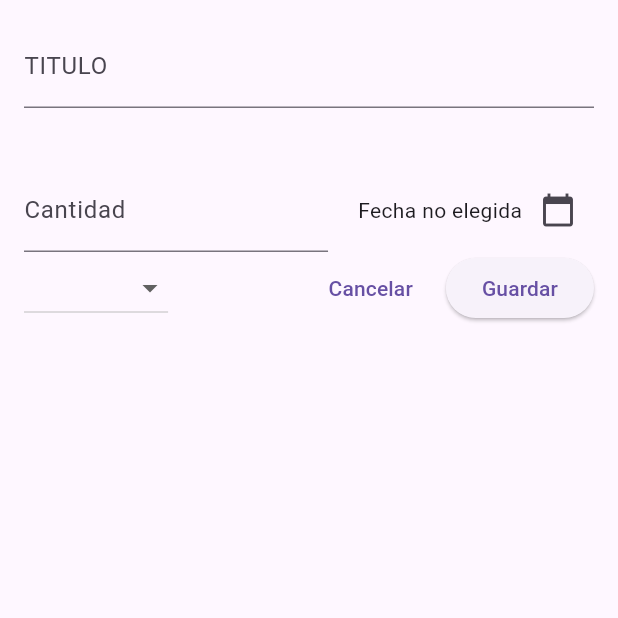
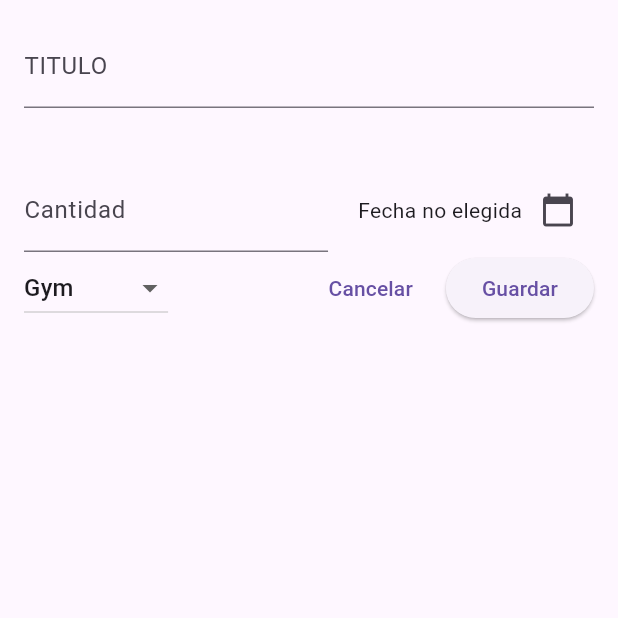
Before and after one commit to May-ecr/superSuperGeniales, a Flutter app: the Cuestionario screen opened directly, on a phone screen of 412 x 824 dp, the top half of it. Run offline on Flutter 3.47's test engine with Material 3 defaults, Android fonts, the phone set to English and light mode, and no system bars; our stand-ins replace fl_chart.

Commit message:
cambio 7.1

```diff
--- a/proyectofinal/lib/cuestionario.dart
+++ b/proyectofinal/lib/cuestionario.dart
@@ -21,7 +21,7 @@ final TextEditingController _tituloControlador = TextEditingController();
 final TextEditingController _cantidadControlador = TextEditingController();
 //variablespara guardar lo que pone el usuario
 
-String _seleccionarCategoria = "DIVIS";
+String _seleccionarCategoria = "Gym";
 
 // h  variable para guardar la fecha
 DateTime? _fechaSeleccionada;
```
